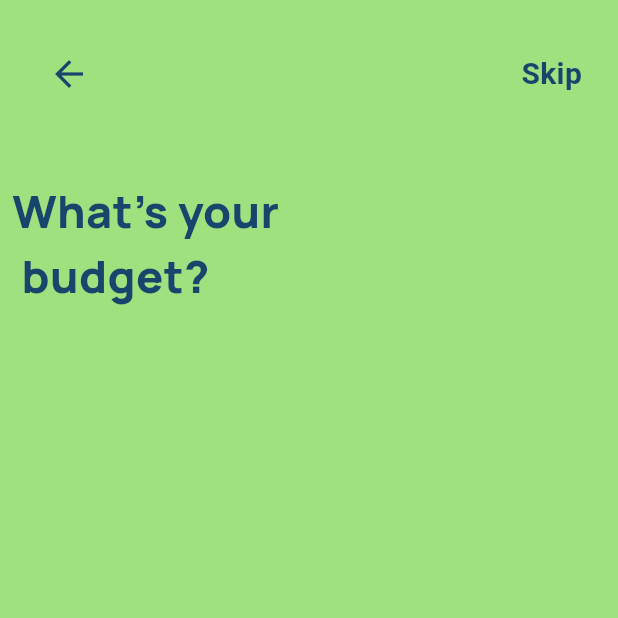
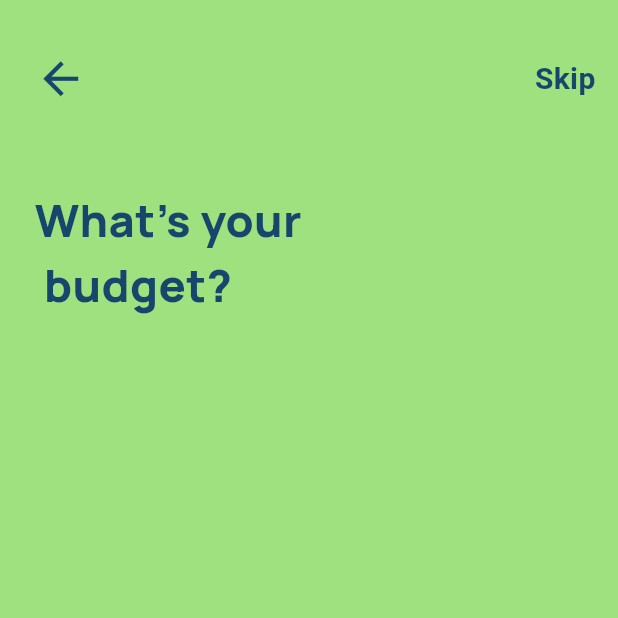
Before and after one commit to swarnaliiiiii/lokus, a Flutter app: the screen it shows after launch, on a phone screen of 412 x 824 dp, the top half of it. Run offline on Flutter 3.47's test engine with Material 3 defaults, Android fonts, the phone set to English and light mode, and no system bars; our stand-ins replace google_fonts.

Commit message:
style: adjust padding and icon size in navigation bar and keywords screen

```diff
--- a/lib/screens/splash/keywords/keywordscreen.dart
+++ b/lib/screens/splash/keywords/keywordscreen.dart
@@ -30,7 +30,7 @@ class _KeywordscreenState extends State<Keywordscreen> {
             ),
             const SizedBox(height: 20),
             Padding(
-              padding: const EdgeInsets.only(left: 8.0),
+              padding: const EdgeInsets.only(left: 23.0),
               child: Align(
                 alignment: Alignment.centerLeft,
                 child: Text("What's your \n budget?",
--- a/lib/widgets/nav_bar.dart
+++ b/lib/widgets/nav_bar.dart
@@ -17,7 +17,7 @@ class CustomNav extends StatelessWidget {
   @override
   Widget build(BuildContext context) {
     return Padding(
-      padding: const EdgeInsets.symmetric(horizontal: 24.0, vertical: 35.0),
+      padding: const EdgeInsets.symmetric(horizontal: 15.0, vertical: 35.0),
       child: Row(
         mainAxisAlignment: MainAxisAlignment.spaceBetween,
         children: [
@@ -30,7 +30,7 @@ class CustomNav extends StatelessWidget {
                 Icon(
                   icon,
                   color: const Color.fromARGB(255, 23, 70, 109),
-                  size: 28,
+                  size: 35,
                 ),
               ],
             ),
```
